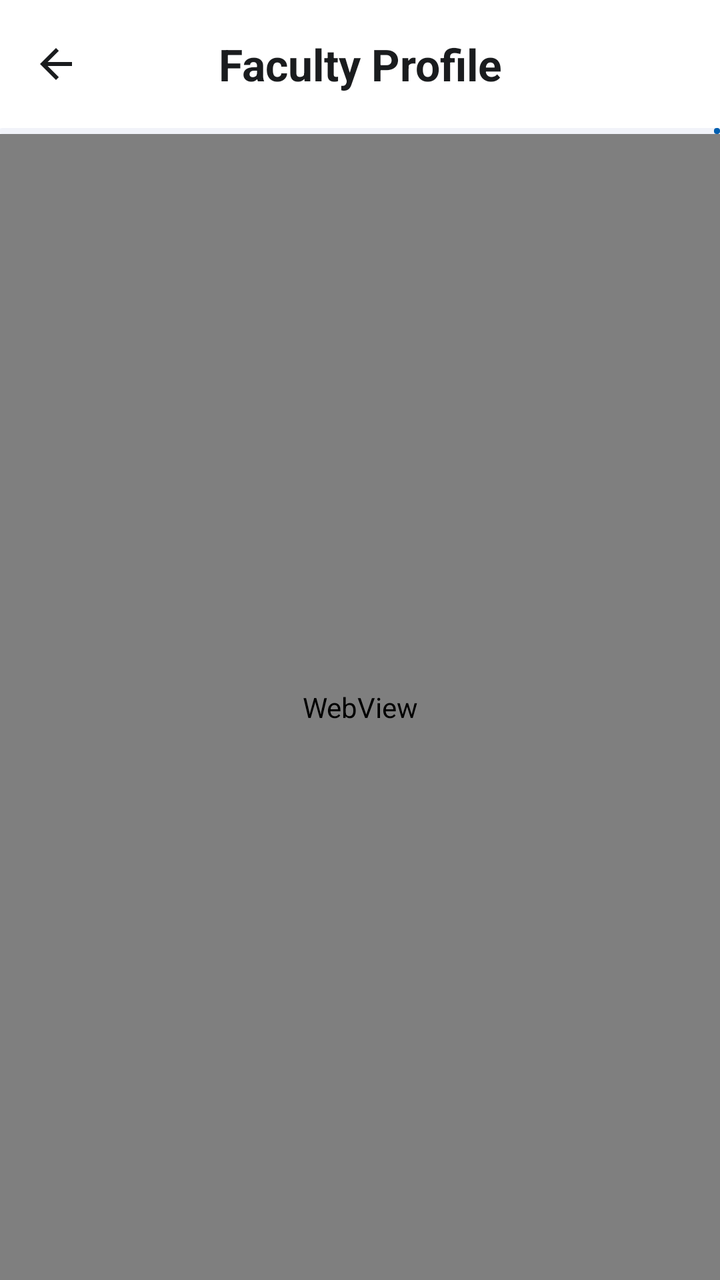
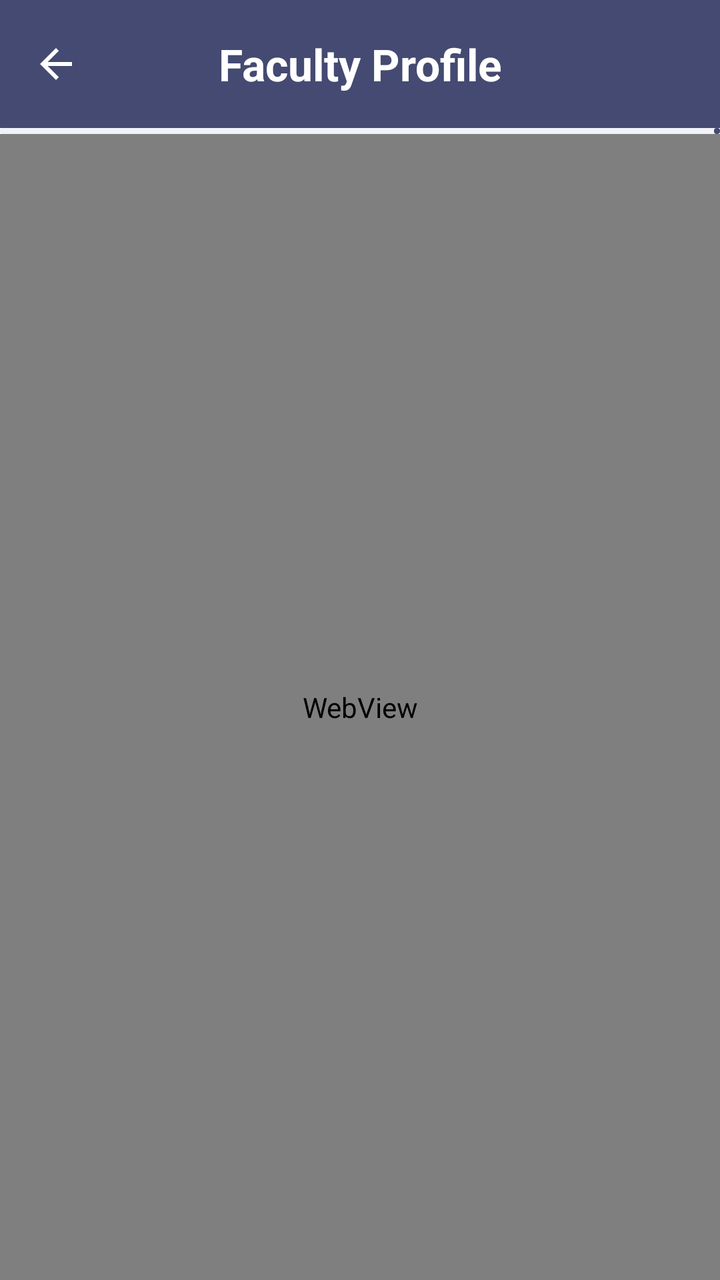

An Android layout rendered at two revisions. The XML below is the earlier revision; the diff shows what the commit changed to produce the second picture.
<!-- AndroidManifest.xml: application theme Theme.MyDUET -->
<!-- res/layout/activity_webview.xml -->
<?xml version="1.0" encoding="utf-8"?>
<LinearLayout 
    xmlns:android="http://schemas.android.com/apk/res/android"
    xmlns:app="http://schemas.android.com/apk/res-auto"
    android:layout_width="match_parent"
    android:layout_height="match_parent"
    android:orientation="vertical"
    android:background="?android:attr/windowBackground">

    
    <com.google.android.material.appbar.AppBarLayout
        android:layout_width="match_parent"
        android:layout_height="wrap_content"
        app:elevation="0dp">

        <com.google.android.material.appbar.MaterialToolbar
            android:id="@+id/toolbarWebView"
            android:layout_width="match_parent"
            android:layout_height="?attr/actionBarSize"
            android:background="?attr/colorSurface"
            app:title="Faculty Profile"
            app:titleTextColor="?attr/colorOnSurface"
            app:navigationIcon="@drawable/ic_back"
            app:navigationIconTint="?attr/colorOnSurface"
            app:titleCentered="true" />
    </com.google.android.material.appbar.AppBarLayout>

    
    <com.google.android.material.progressindicator.LinearProgressIndicator
        android:id="@+id/progressBarWeb"
        android:layout_width="match_parent"
        android:layout_height="wrap_content"
        android:indeterminate="false"
        app:trackThickness="3dp"
        app:indicatorColor="@color/primary"
        app:trackColor="@color/divider" />

    
    <android.webkit.WebView
        android:id="@+id/webView"
        android:layout_width="match_parent"
        android:layout_height="match_parent" />

</LinearLayout>
<!-- resources referenced by this layout -->
<resources>
  <color name="divider">#F1F3F9</color>
  <color name="primary">#005FB0</color>
  <style name="Theme.MyDUET" parent="Base.Theme.MyDUET">
          <item name="android:windowAnimationStyle">@style/ActivityAnimation</item>
      </style>
  <style name="Base.Theme.MyDUET" parent="Theme.Material3.DayNight.NoActionBar">
          
          <item name="colorPrimary">@color/md_theme_light_primary</item>
          <item name="colorOnPrimary">@color/md_theme_light_onPrimary</item>
          <item name="colorPrimaryContainer">@color/md_theme_light_primaryContainer</item>
          <item name="colorOnPrimaryContainer">@color/md_theme_light_onPrimaryContainer</item>
  
          <item name="colorSecondary">@color/md_theme_light_secondary</item>
          <item name="colorOnSecondary">@color/md_theme_light_onSecondary</item>
          <item name="colorSecondaryContainer">@color/md_theme_light_secondaryContainer</item>
          <item name="colorOnSecondaryContainer">@color/md_theme_light_onSecondaryContainer</item>
  
          <item name="android:windowBackground">@color/md_theme_light_background</item>
          <item name="colorSurface">@color/md_theme_light_surface</item>
          <item name="colorOnSurface">@color/md_theme_light_onSurface</item>
          <item name="colorSurfaceVariant">@color/md_theme_light_surfaceVariant</item>
          <item name="colorOnSurfaceVariant">@color/md_theme_light_onSurfaceVariant</item>
          <item name="colorOutline">@color/md_theme_light_outline</item>
  
          
          <item name="android:statusBarColor">@color/md_theme_light_background</item>
          <item name="android:windowLightStatusBar">true</item>
  
          
          <item name="textAppearanceHeadlineLarge">@style/TextAppearance.MyDUET.HeadlineLarge</item>
          <item name="textAppearanceTitleLarge">@style/TextAppearance.MyDUET.TitleLarge</item>
          <item name="textAppearanceBodyLarge">@style/TextAppearance.MyDUET.BodyLarge</item>
      </style>
  <style name="ActivityAnimation" parent="@android:style/Animation.Activity">
          <item name="android:activityOpenEnterAnimation">@anim/slide_in_right</item>
          <item name="android:activityOpenExitAnimation">@anim/fade_out</item>
          <item name="android:activityCloseEnterAnimation">@anim/fade_in</item>
          <item name="android:activityCloseExitAnimation">@anim/slide_out_right</item>
      </style>
  <color name="md_theme_light_primary">#005FB0</color>
  <color name="md_theme_light_onPrimary">#FFFFFF</color>
  <color name="md_theme_light_primaryContainer">#D5E3FF</color>
  <color name="md_theme_light_onPrimaryContainer">#001C3B</color>
  <color name="md_theme_light_secondary">#565E71</color>
  <color name="md_theme_light_onSecondary">#FFFFFF</color>
  <color name="md_theme_light_secondaryContainer">#DAE2F9</color>
  <color name="md_theme_light_onSecondaryContainer">#131C2C</color>
  <color name="md_theme_light_background">#F8F9FF</color>
  <color name="md_theme_light_surface">#FFFFFF</color>
  <color name="md_theme_light_onSurface">#1A1C1E</color>
  <color name="md_theme_light_surfaceVariant">#E0E2EC</color>
  <color name="md_theme_light_onSurfaceVariant">#44474E</color>
  <color name="md_theme_light_outline">#74777F</color>
  <style name="TextAppearance.MyDUET.HeadlineLarge" parent="TextAppearance.Material3.HeadlineLarge">
          <item name="android:textStyle">bold</item>
          <item name="android:textColor">?attr/colorOnSurface</item>
      </style>
  <style name="TextAppearance.MyDUET.TitleLarge" parent="TextAppearance.Material3.TitleLarge">
          <item name="android:textStyle">bold</item>
          <item name="android:textColor">?attr/colorOnSurface</item>
      </style>
  <style name="TextAppearance.MyDUET.BodyLarge" parent="TextAppearance.Material3.BodyLarge">
          <item name="android:textColor">?attr/colorOnSurfaceVariant</item>
      </style>
  <!-- unchanged entries left out for length: 1 -->
</resources>

<!-- the commit's change to res/layout/activity_webview.xml (unified diff, before → after) -->
@@ -11,17 +11,18 @@
     <com.google.android.material.appbar.AppBarLayout
         android:layout_width="match_parent"
         android:layout_height="wrap_content"
-        app:elevation="0dp">
+        android:background="?attr/colorPrimary"
+        app:elevation="4dp">
 
         <com.google.android.material.appbar.MaterialToolbar
             android:id="@+id/toolbarWebView"
             android:layout_width="match_parent"
             android:layout_height="?attr/actionBarSize"
-            android:background="?attr/colorSurface"
+            android:background="?attr/colorPrimary"
             app:title="Faculty Profile"
-            app:titleTextColor="?attr/colorOnSurface"
+            app:titleTextColor="?attr/colorOnPrimary"
             app:navigationIcon="@drawable/ic_back"
-            app:navigationIconTint="?attr/colorOnSurface"
+            app:navigationIconTint="?attr/colorOnPrimary"
             app:titleCentered="true" />
     </com.google.android.material.appbar.AppBarLayout>
 
<!-- resource entries referenced after the edit -->
@@ -1,7 +1,7 @@
 <!-- resources referenced by this layout -->
 <resources>
   <color name="divider">#F1F3F9</color>
-  <color name="primary">#005FB0</color>
+  <color name="primary">#444A72</color>
   <style name="Theme.MyDUET" parent="Base.Theme.MyDUET">
           <item name="android:windowAnimationStyle">@style/ActivityAnimation</item>
       </style>
@@ -25,8 +25,8 @@
           <item name="colorOutline">@color/md_theme_light_outline</item>
   
           
-          <item name="android:statusBarColor">@color/md_theme_light_background</item>
-          <item name="android:windowLightStatusBar">true</item>
+          <item name="android:statusBarColor">?attr/colorPrimary</item>
+          <item name="android:windowLightStatusBar">false</item>
   
           
           <item name="textAppearanceHeadlineLarge">@style/TextAppearance.MyDUET.HeadlineLarge</item>
@@ -39,18 +39,18 @@
           <item name="android:activityCloseEnterAnimation">@anim/fade_in</item>
           <item name="android:activityCloseExitAnimation">@anim/slide_out_right</item>
       </style>
-  <color name="md_theme_light_primary">#005FB0</color>
+  <color name="md_theme_light_primary">#444A72</color>
   <color name="md_theme_light_onPrimary">#FFFFFF</color>
-  <color name="md_theme_light_primaryContainer">#D5E3FF</color>
-  <color name="md_theme_light_onPrimaryContainer">#001C3B</color>
-  <color name="md_theme_light_secondary">#565E71</color>
+  <color name="md_theme_light_primaryContainer">#DCE0EE</color>
+  <color name="md_theme_light_onPrimaryContainer">#14182B</color>
+  <color name="md_theme_light_secondary">#088BB3</color>
   <color name="md_theme_light_onSecondary">#FFFFFF</color>
-  <color name="md_theme_light_secondaryContainer">#DAE2F9</color>
-  <color name="md_theme_light_onSecondaryContainer">#131C2C</color>
-  <color name="md_theme_light_background">#F8F9FF</color>
+  <color name="md_theme_light_secondaryContainer">#D7EFF7</color>
+  <color name="md_theme_light_onSecondaryContainer">#00202C</color>
+  <color name="md_theme_light_background">#FFFFFF</color>
   <color name="md_theme_light_surface">#FFFFFF</color>
   <color name="md_theme_light_onSurface">#1A1C1E</color>
-  <color name="md_theme_light_surfaceVariant">#E0E2EC</color>
+  <color name="md_theme_light_surfaceVariant">#E2E4EE</color>
   <color name="md_theme_light_onSurfaceVariant">#44474E</color>
   <color name="md_theme_light_outline">#74777F</color>
   <style name="TextAppearance.MyDUET.HeadlineLarge" parent="TextAppearance.Material3.HeadlineLarge">
